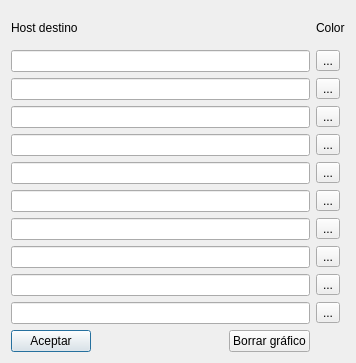
Qt form src/Dialogs/DlgEditPingChart.ui (silderan/MuNeDO) before a commit.
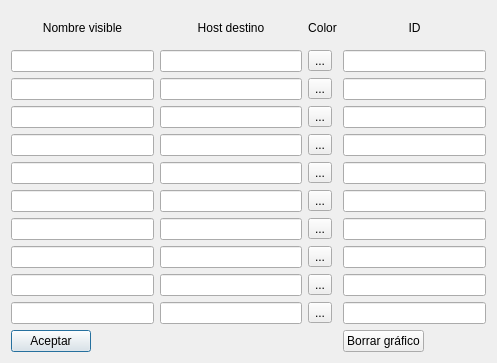
The same form after that commit.

Commit message: Save chart lines configuration done

What changed in the file:
```diff
--- a/src/Dialogs/DlgEditPingChart.ui
+++ b/src/Dialogs/DlgEditPingChart.ui
@@ -6,7 +6,7 @@
    <rect>
     <x>0</x>
     <y>0</y>
-    <width>356</width>
+    <width>497</width>
     <height>363</height>
    </rect>
   </property>
@@ -14,80 +14,206 @@
    <string>Editar destinos del ping</string>
   </property>
   <layout class="QGridLayout" name="gridLayout">
-   <item row="8" column="0" colspan="3">
-    <widget class="QLineEdit" name="host8LineEdit"/>
-   </item>
-   <item row="4" column="0" colspan="3">
-    <widget class="QLineEdit" name="host4LineEdit"/>
-   </item>
-   <item row="10" column="3">
-    <widget class="QToolButton" name="host10Button">
-     <property name="text">
-      <string>...</string>
-     </property>
-    </widget>
-   </item>
-   <item row="0" column="3">
-    <widget class="QLabel" name="label_2">
-     <property name="text">
-      <string>Color</string>
-     </property>
-    </widget>
-   </item>
-   <item row="4" column="3">
-    <widget class="QToolButton" name="host4Button">
-     <property name="text">
-      <string>...</string>
-     </property>
-    </widget>
-   </item>
-   <item row="9" column="0" colspan="3">
-    <widget class="QLineEdit" name="host9LineEdit"/>
-   </item>
-   <item row="2" column="3">
-    <widget class="QToolButton" name="host2Button">
-     <property name="text">
-      <string>...</string>
-     </property>
-    </widget>
-   </item>
    <item row="0" column="0">
+    <widget class="QLabel" name="label_4">
+     <property name="text">
+      <string>Nombre visible</string>
+     </property>
+     <property name="alignment">
+      <set>Qt::AlignCenter</set>
+     </property>
+    </widget>
+   </item>
+   <item row="0" column="1">
     <widget class="QLabel" name="label">
      <property name="text">
       <string>Host destino</string>
      </property>
+     <property name="alignment">
+      <set>Qt::AlignCenter</set>
+     </property>
     </widget>
    </item>
-   <item row="7" column="0" colspan="3">
-    <widget class="QLineEdit" name="host7LineEdit"/>
+   <item row="0" column="2">
+    <widget class="QLabel" name="label_2">
+     <property name="text">
+      <string>Color</string>
+     </property>
+     <property name="alignment">
+      <set>Qt::AlignCenter</set>
+     </property>
+    </widget>
    </item>
-   <item row="3" column="3">
+   <item row="0" column="3">
+    <widget class="QLabel" name="label_3">
+     <property name="text">
+      <string>ID</string>
+     </property>
+     <property name="alignment">
+      <set>Qt::AlignCenter</set>
+     </property>
+    </widget>
+   </item>
+   <item row="1" column="0">
+    <widget class="QLineEdit" name="name1LineEdit"/>
+   </item>
+   <item row="1" column="1">
+    <widget class="QLineEdit" name="host1LineEdit"/>
+   </item>
+   <item row="1" column="2">
+    <widget class="QToolButton" name="host1Button">
+     <property name="text">
+      <string>...</string>
+     </property>
+    </widget>
+   </item>
+   <item row="1" column="3">
+    <widget class="QLineEdit" name="id1LineEdit"/>
+   </item>
+   <item row="2" column="0">
+    <widget class="QLineEdit" name="name2LineEdit"/>
+   </item>
+   <item row="2" column="1">
+    <widget class="QLineEdit" name="host2LineEdit"/>
+   </item>
+   <item row="2" column="2">
+    <widget class="QToolButton" name="host2Button">
+     <property name="text">
+      <string>...</string>
+     </property>
+    </widget>
+   </item>
+   <item row="2" column="3">
+    <widget class="QLineEdit" name="id2LineEdit"/>
+   </item>
+   <item row="3" column="0">
+    <widget class="QLineEdit" name="name3LineEdit"/>
+   </item>
+   <item row="3" column="1">
+    <widget class="QLineEdit" name="host3LineEdit"/>
+   </item>
+   <item row="3" column="2">
     <widget class="QToolButton" name="host3Button">
      <property name="text">
       <string>...</string>
      </property>
     </widget>
    </item>
-   <item row="5" column="0" colspan="3">
+   <item row="3" column="3">
+    <widget class="QLineEdit" name="id3LineEdit"/>
+   </item>
+   <item row="4" column="0">
+    <widget class="QLineEdit" name="name4LineEdit"/>
+   </item>
+   <item row="4" column="1">
+    <widget class="QLineEdit" name="host4LineEdit"/>
+   </item>
+   <item row="4" column="2">
+    <widget class="QToolButton" name="host4Button">
+     <property name="text">
+      <string>...</string>
+     </property>
+    </widget>
+   </item>
+   <item row="4" column="3">
+    <widget class="QLineEdit" name="id4LineEdit"/>
+   </item>
+   <item row="5" column="0">
+    <widget class="QLineEdit" name="name5LineEdit"/>
+   </item>
+   <item row="5" column="1">
     <widget class="QLineEdit" name="host5LineEdit"/>
    </item>
-   <item row="10" column="0" colspan="3">
-    <widget class="QLineEdit" name="host10LineEdit"/>
+   <item row="5" column="2">
+    <widget class="QToolButton" name="host5Button">
+     <property name="text">
+      <string>...</string>
+     </property>
+    </widget>
    </item>
-   <item row="7" column="3">
+   <item row="5" column="3">
+    <widget class="QLineEdit" name="id5LineEdit"/>
+   </item>
+   <item row="6" column="0">
+    <widget class="QLineEdit" name="name6LineEdit"/>
+   </item>
+   <item row="6" column="1">
+    <widget class="QLineEdit" name="host6LineEdit"/>
+   </item>
+   <item row="6" column="2">
+    <widget class="QToolButton" name="host6Button">
+     <property name="text">
+      <string>...</string>
+     </property>
+    </widget>
+   </item>
+   <item row="6" column="3">
+    <widget class="QLineEdit" name="id6LineEdit"/>
+   </item>
+   <item row="7" column="0">
+    <widget class="QLineEdit" name="name7LineEdit"/>
+   </item>
+   <item row="7" column="1">
+    <widget class="QLineEdit" name="host7LineEdit"/>
+   </item>
+   <item row="7" column="2">
     <widget class="QToolButton" name="host7Button">
      <property name="text">
       <string>...</string>
      </property>
     </widget>
    </item>
-   <item row="8" column="3">
+   <item row="7" column="3">
+    <widget class="QLineEdit" name="id7LineEdit"/>
+   </item>
+   <item row="8" column="0">
+    <widget class="QLineEdit" name="name8LineEdit"/>
+   </item>
+   <item row="8" column="1">
+    <widget class="QLineEdit" name="host8LineEdit"/>
+   </item>
+   <item row="8" column="2">
     <widget class="QToolButton" name="host8Button">
      <property name="text">
       <string>...</string>
      </property>
     </widget>
    </item>
+   <item row="8" column="3">
+    <widget class="QLineEdit" name="id8LineEdit"/>
+   </item>
+   <item row="9" column="0">
+    <widget class="QLineEdit" name="name9LineEdit"/>
+   </item>
+   <item row="9" column="1">
+    <widget class="QLineEdit" name="host9LineEdit"/>
+   </item>
+   <item row="9" column="2">
+    <widget class="QToolButton" name="host9Button">
+     <property name="text">
+      <string>...</string>
+     </property>
+    </widget>
+   </item>
+   <item row="9" column="3">
+    <widget class="QLineEdit" name="id9LineEdit"/>
+   </item>
+   <item row="10" column="0">
+    <widget class="QLineEdit" name="name10LineEdit"/>
+   </item>
+   <item row="10" column="1">
+    <widget class="QLineEdit" name="host10LineEdit"/>
+   </item>
+   <item row="10" column="2">
+    <widget class="QToolButton" name="host10Button">
+     <property name="text">
+      <string>...</string>
+     </property>
+    </widget>
+   </item>
+   <item row="10" column="3">
+    <widget class="QLineEdit" name="id10LineEdit"/>
+   </item>
    <item row="11" column="0">
     <widget class="QPushButton" name="acceptButton">
      <property name="sizePolicy">
@@ -101,66 +227,19 @@
      </property>
     </widget>
    </item>
-   <item row="11" column="2">
+   <item row="11" column="3">
     <widget class="QPushButton" name="removeChartButton">
+     <property name="sizePolicy">
+      <sizepolicy hsizetype="Fixed" vsizetype="Fixed">
+       <horstretch>0</horstretch>
+       <verstretch>0</verstretch>
+      </sizepolicy>
+     </property>
      <property name="text">
       <string>Borrar gráfico</string>
      </property>
     </widget>
    </item>
-   <item row="6" column="0" colspan="3">
-    <widget class="QLineEdit" name="host6LineEdit"/>
-   </item>
-   <item row="5" column="3">
-    <widget class="QToolButton" name="host5Button">
-     <property name="text">
-      <string>...</string>
-     </property>
-    </widget>
-   </item>
-   <item row="1" column="3">
-    <widget class="QToolButton" name="host1Button">
-     <property name="text">
-      <string>...</string>
-     </property>
-    </widget>
-   </item>
-   <item row="1" column="0" colspan="3">
-    <widget class="QLineEdit" name="host1LineEdit"/>
-   </item>
-   <item row="9" column="3">
-    <widget class="QToolButton" name="host9Button">
-     <property name="text">
-      <string>...</string>
-     </property>
-    </widget>
-   </item>
-   <item row="6" column="3">
-    <widget class="QToolButton" name="host6Button">
-     <property name="text">
-      <string>...</string>
-     </property>
-    </widget>
-   </item>
-   <item row="2" column="0" colspan="3">
-    <widget class="QLineEdit" name="host2LineEdit"/>
-   </item>
-   <item row="3" column="0" colspan="3">
-    <widget class="QLineEdit" name="host3LineEdit"/>
-   </item>
-   <item row="11" column="1">
-    <spacer name="horizontalSpacer">
-     <property name="orientation">
-      <enum>Qt::Horizontal</enum>
-     </property>
-     <property name="sizeHint" stdset="0">
-      <size>
-       <width>40</width>
-       <height>20</height>
-      </size>
-     </property>
-    </spacer>
-   </item>
   </layout>
  </widget>
  <tabstops>
```
Left out of the diff: 39 changed lines with no effect on the pictures. The commit also changes 9 other files.
